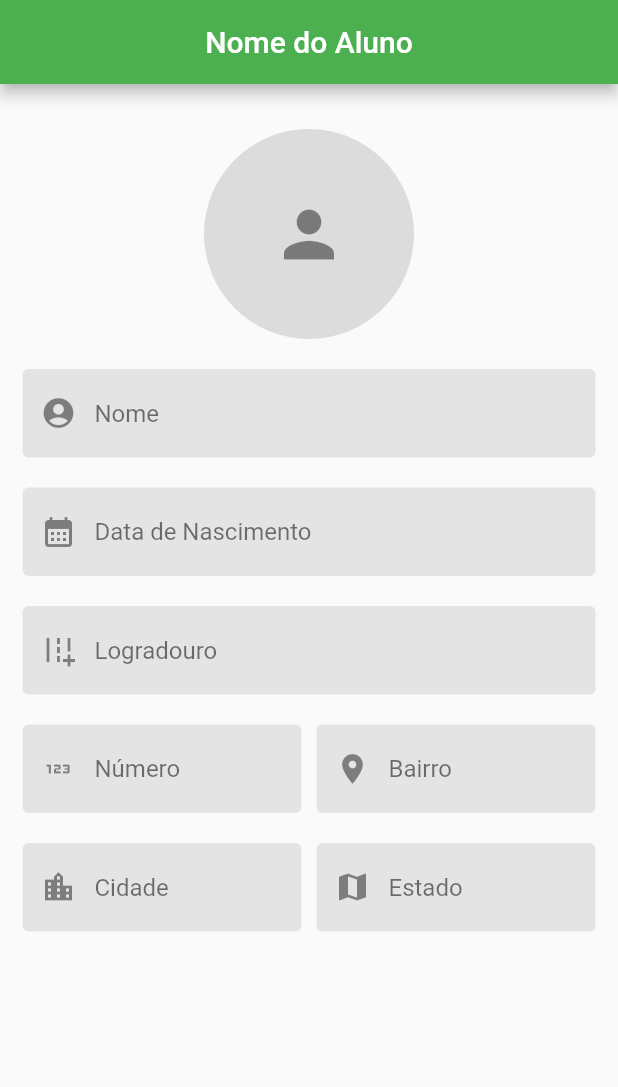
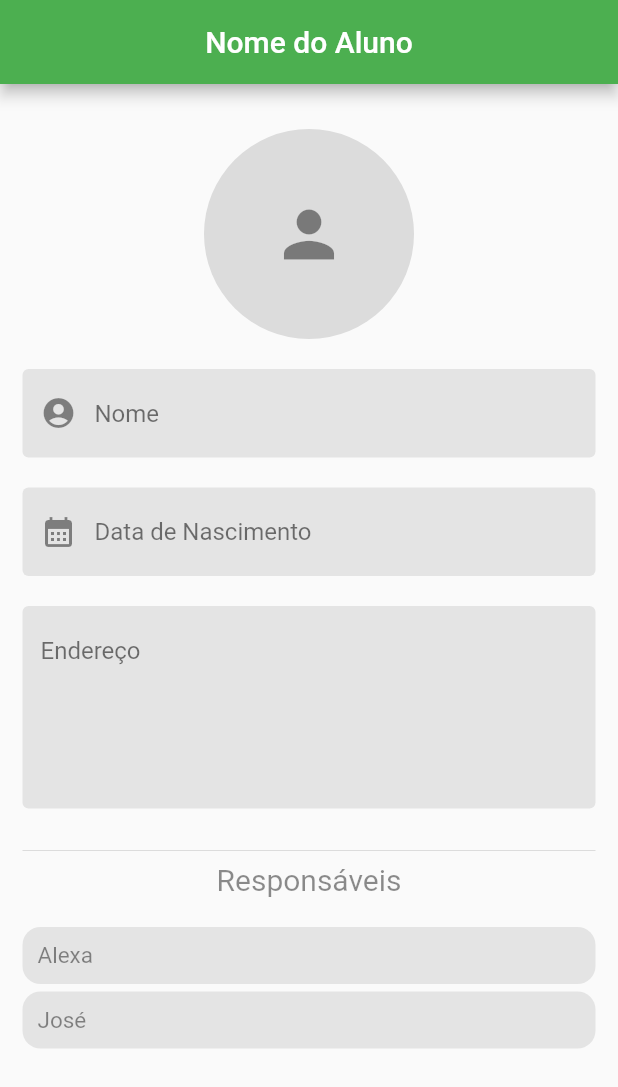
Before and after one commit to Danielmtdc16/infoEduApp, a Flutter app: the screen it shows after launch, on a phone screen of 412 x 824 dp. Shown: the top 1087 px of the screen. Run offline on Flutter 3.47's test engine with Material 2 defaults, Android fonts, the phone set to English and light mode, and no system bars; missing offline and left inert: dart:ffi.

Commit message:
Adicionando cards para os responsáveis.

```diff
--- a/lib/pages/login_screen.dart
+++ b/lib/pages/login_screen.dart
@@ -43,14 +43,14 @@ class _LoginScreenState extends State<LoginScreen> {
                 kSpacing,
                 const CustomTextField(
                   hintTextInput: "Email",
-                  icon: Icons.account_circle,
+                  icon: Icon(Icons.account_circle),
                   textInputType: TextInputType.emailAddress,
                   textInputAction: TextInputAction.next,
                 ),
                 kSpacing,
                 CustomTextField(
                   hintTextInput: "Senha",
-                  icon: Icons.lock,
+                  icon: const Icon(Icons.lock),
                   suffixIcon: active ? GestureDetector(
                     child: Icon(_showPassword ? Icons.visibility : Icons.visibility_off),
                     onTap: (){
--- a/lib/pages/profile_screen.dart
+++ b/lib/pages/profile_screen.dart
@@ -12,6 +12,8 @@ class ProfileScreen extends StatefulWidget {
 }
 
 class _ProfileScreenState extends State<ProfileScreen> {
+  List<String> responsibles = ["Alexa", "José"];
+
   @override
   Widget build(BuildContext context) {
     return Scaffold(
@@ -20,75 +22,70 @@ class _ProfileScreenState extends State<ProfileScreen> {
         title: const Text("Nome do Aluno"),
         centerTitle: true,
       ),
-      body: const Padding(
-        padding: EdgeInsets.only(right: 15.0, left: 15.0, top: 30.0),
+      body: Padding(
+        padding: const EdgeInsets.only(right: 15.0, left: 15.0, top: 30.0),
         child: SingleChildScrollView(
-          physics: BouncingScrollPhysics(),
+          physics: const BouncingScrollPhysics(),
           clipBehavior: Clip.none,
           child: Column(
             crossAxisAlignment: CrossAxisAlignment.stretch,
             children: [
-              PhotoAttachment(),
+              const PhotoAttachment(),
               kSpacing,
-              CustomTextField(
+              const CustomTextField(
                 hintTextInput: "Nome",
-                icon: Icons.account_circle,
+                icon: Icon(Icons.account_circle),
                 textInputType: TextInputType.text,
                 textInputAction: TextInputAction.next,
               ),
               kSpacing,
-              CustomTextField(
+              const CustomTextField(
                 hintTextInput: "Data de Nascimento",
-                icon: Icons.calendar_month,
+                icon: Icon(Icons.calendar_month),
                 textInputType: TextInputType.text,
                 textInputAction: TextInputAction.next,
               ),
               kSpacing,
-              CustomTextField(
-                hintTextInput: "Logradouro",
-                icon: Icons.add_road,
+              const CustomTextField(
+                hintTextInput: "Endereço",
                 textInputType: TextInputType.text,
                 textInputAction: TextInputAction.next,
+                maxLines: 5,
               ),
               kSpacing,
-              Row(
-                children: [
-                  Expanded(
-                    child: CustomTextField(
-                        hintTextInput: "Número",
-                        icon: Icons.onetwothree,
-                        textInputType: TextInputType.number,
-                    ),
-                  ),
-                  SizedBox(width: 10.0,),
-                  Expanded(
-                    child: CustomTextField(
-                        hintTextInput: "Bairro",
-                        icon: Icons.place,
-                        textInputType: TextInputType.text,
-                    ),
-                  ),
-                ],
+              const Divider(),
+              const Text(
+                "Responsáveis",
+                style: TextStyle(color: Colors.black45, fontSize: 20),
+                textAlign: TextAlign.center,
               ),
               kSpacing,
-              Row(
-                children: [
-                  Expanded(
-                    child: CustomTextField(
-                        hintTextInput: "Cidade",
-                        icon: Icons.location_city,
-                        textInputType: TextInputType.number,
-                    ),
-                  ),
-                  SizedBox(width: 10.0,),
-                  Expanded(
-                    child: CustomTextField(
-                        hintTextInput: "Estado",
-                        icon: Icons.map,
-                        textInputType: TextInputType.text,
-                    ),
-                  ),
-                ],
+              ListView.builder(
+                shrinkWrap: true,
+                physics: const NeverScrollableScrollPhysics(),
+                itemCount: responsibles.length,
+                itemBuilder: (context, index) {
+                  return Column(
+                    crossAxisAlignment: CrossAxisAlignment.stretch,
+                    children: [
+                      Container(
+                        decoration: BoxDecoration(
+                          borderRadius: BorderRadius.circular(12.0),
+                          color: kCinzaMuitoClaro,
+                        ),
+                        padding: const EdgeInsets.all(10.0),
+                        child: Text(
+                          responsibles[index],
+                          style: const TextStyle(
+                            color: Colors.black45,
+                            fontSize: 15.0,
+                          ),
+                        ),
+                      ),
+                      const SizedBox(height: 5.0,),
+                    ],
+                  );
+                },
               ),
             ],
           ),
--- a/lib/widgets/custom_text_field.dart
+++ b/lib/widgets/custom_text_field.dart
@@ -2,21 +2,23 @@ import 'package:flutter/material.dart';
 import 'package:infoedu/constants.dart';
 
 class CustomTextField extends StatelessWidget {
-  final String hintTextInput;
-  final IconData? icon;
+  final String? hintTextInput;
+  final Widget? icon;
   final Widget? suffixIcon;
   final TextInputType textInputType;
   final TextInputAction? textInputAction;
   final bool obscureText;
+  final int? maxLines;
 
   const CustomTextField({
     Key? key,
-    required this.hintTextInput,
+    this.hintTextInput,
     this.icon,
     this.suffixIcon,
     required this.textInputType,
     this.textInputAction,
     this.obscureText = false,
+    this.maxLines,
   }) : super(key: key);
 
   @override
@@ -34,7 +36,7 @@ class CustomTextField extends StatelessWidget {
         fillColor: kCinzaMuitoClaro,
         filled: true,
         floatingLabelBehavior: FloatingLabelBehavior.never,
-        prefixIcon: Icon(icon),
+        prefixIcon: icon,
         prefixIconColor: Colors.black45,
         suffixIcon: suffixIcon,
         suffixIconColor: Colors.black45,
@@ -42,6 +44,7 @@ class CustomTextField extends StatelessWidget {
       keyboardType: textInputType,
       textInputAction: textInputAction,
       obscureText: obscureText,
+      maxLines: maxLines,
     );
   }
 }
```
